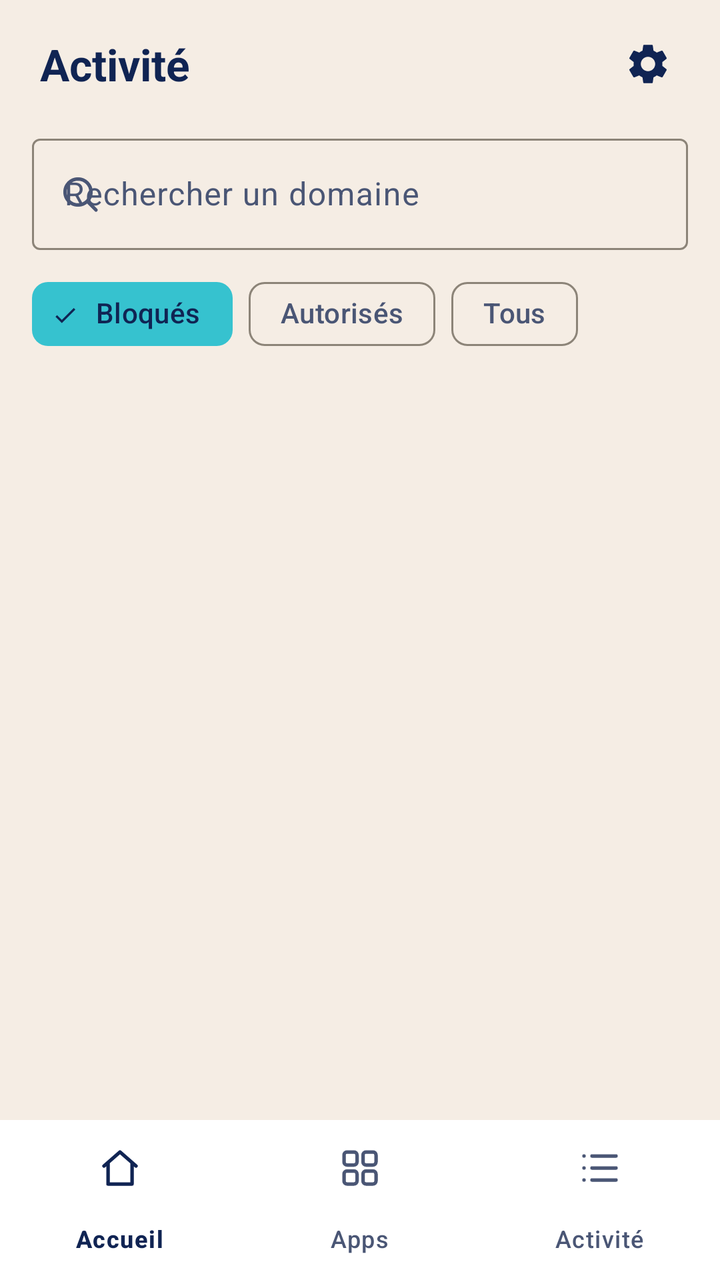
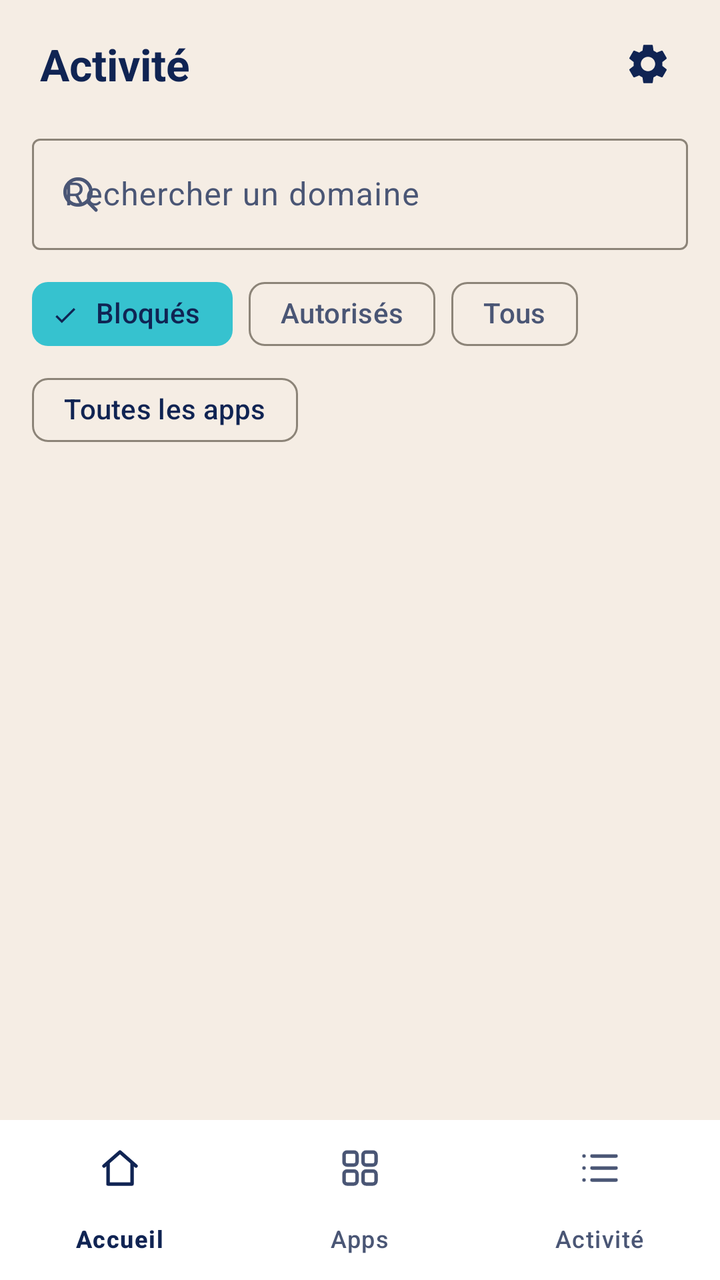

Before-and-after screenshots of an Android layout around one commit, followed by the original layout XML and the change that was made.
<!-- AndroidManifest.xml: application theme Theme.AKeeper -->
<!-- res/layout/screen_activity.xml -->
<?xml version="1.0" encoding="utf-8"?>
<LinearLayout xmlns:android="http://schemas.android.com/apk/res/android"
    xmlns:app="http://schemas.android.com/apk/res-auto"
    android:id="@+id/root"
    android:layout_width="match_parent"
    android:layout_height="match_parent"
    android:orientation="vertical">

    <LinearLayout
        android:layout_width="match_parent"
        android:layout_height="64dp"
        android:gravity="center_vertical"
        android:orientation="horizontal">

        <TextView
            android:layout_width="0dp"
            android:layout_height="wrap_content"
            android:layout_marginStart="20dp"
            android:layout_weight="1"
            android:accessibilityHeading="true"
            android:text="@string/activity_title"
            android:textAppearance="?attr/textAppearanceTitleLarge"
            android:textColor="?attr/colorOnSurface"
            android:textStyle="bold" />

        <ImageButton
            android:id="@+id/settings_button"
            android:layout_width="48dp"
            android:layout_height="48dp"
            android:layout_marginEnd="12dp"
            android:background="?attr/selectableItemBackgroundBorderless"
            android:contentDescription="@string/settings_open"
            android:src="@drawable/ic_settings"
            app:tint="?attr/colorOnSurface" />
    </LinearLayout>

    <com.google.android.material.textfield.TextInputLayout
        style="@style/Widget.Material3.TextInputLayout.OutlinedBox"
        android:layout_width="match_parent"
        android:layout_height="wrap_content"
        android:layout_marginHorizontal="16dp"
        android:hint="@string/activity_search_hint"
        app:startIconDrawable="@drawable/ic_search">

        <com.google.android.material.textfield.TextInputEditText
            android:id="@+id/activity_search"
            android:layout_width="match_parent"
            android:layout_height="wrap_content"
            android:importantForAutofill="no"
            android:inputType="text"
            android:maxLines="1" />
    </com.google.android.material.textfield.TextInputLayout>

    <com.google.android.material.chip.ChipGroup
        android:id="@+id/activity_scopes"
        android:layout_width="match_parent"
        android:layout_height="wrap_content"
        android:layout_marginHorizontal="16dp"
        android:layout_marginTop="8dp"
        app:checkedChip="@id/activity_scope_blocked"
        app:selectionRequired="true"
        app:singleSelection="true">

        <com.google.android.material.chip.Chip
            android:id="@+id/activity_scope_blocked"
            style="@style/Widget.Material3.Chip.Filter"
            android:layout_width="wrap_content"
            android:layout_height="wrap_content"
            android:text="@string/activity_scope_blocked" />

        <com.google.android.material.chip.Chip
            android:id="@+id/activity_scope_allowed"
            style="@style/Widget.Material3.Chip.Filter"
            android:layout_width="wrap_content"
            android:layout_height="wrap_content"
            android:text="@string/activity_scope_allowed" />

        <com.google.android.material.chip.Chip
            android:id="@+id/activity_scope_all"
            style="@style/Widget.Material3.Chip.Filter"
            android:layout_width="wrap_content"
            android:layout_height="wrap_content"
            android:text="@string/activity_scope_all" />
    </com.google.android.material.chip.ChipGroup>

    <TextView
        android:id="@+id/activity_summary"
        android:layout_width="match_parent"
        android:layout_height="wrap_content"
        android:layout_marginHorizontal="20dp"
        android:layout_marginTop="4dp"
        android:textAppearance="?attr/textAppearanceBodyMedium"
        android:textColor="?attr/colorOnSurfaceVariant" />

    <LinearLayout
        android:id="@+id/activity_empty"
        android:layout_width="match_parent"
        android:layout_height="wrap_content"
        android:gravity="center_horizontal"
        android:orientation="vertical"
        android:padding="24dp"
        android:visibility="gone">

        <TextView
            android:id="@+id/activity_empty_text"
            android:layout_width="wrap_content"
            android:layout_height="wrap_content"
            android:text="@string/activity_empty"
            android:textAppearance="?attr/textAppearanceBodyMedium"
            android:textColor="?attr/colorOnSurfaceVariant" />

        <com.google.android.material.button.MaterialButton
            android:id="@+id/activity_enable"
            style="@style/Widget.Material3.Button.OutlinedButton"
            android:layout_width="wrap_content"
            android:layout_height="48dp"
            android:layout_marginTop="12dp"
            android:text="@string/activity_enable"
            android:visibility="gone" />
    </LinearLayout>

    <androidx.recyclerview.widget.RecyclerView
        android:id="@+id/activity_list"
        android:layout_width="match_parent"
        android:layout_height="0dp"
        android:layout_weight="1"
        android:clipToPadding="false"
        android:paddingVertical="8dp" />

    <TextView
        android:id="@+id/activity_footer"
        android:layout_width="match_parent"
        android:layout_height="wrap_content"
        android:gravity="center"
        android:paddingVertical="8dp"
        android:textAppearance="?attr/textAppearanceBodySmall"
        android:textColor="?attr/colorOnSurfaceVariant" />

    <com.google.android.material.bottomnavigation.BottomNavigationView
        android:id="@+id/bottom_nav"
        android:layout_width="match_parent"
        android:layout_height="wrap_content"
        app:menu="@menu/bottom_nav" />
</LinearLayout>
<!-- resources referenced by this layout -->
<resources>
  <!-- drawable ic_search (drawable) -->
  <vector xmlns:android="http://schemas.android.com/apk/res/android"
      android:width="24dp"
      android:height="24dp"
      android:viewportWidth="24"
      android:viewportHeight="24">
      <path
          android:pathData="M11,4.5a6.5,6.5 0,1 1,0 13a6.5,6.5 0,1 1,0 -13zM16,16l4,4"
          android:strokeWidth="1.75"
          android:strokeColor="@android:color/white"
          android:strokeLineCap="round"
          android:strokeLineJoin="round" />
  </vector>
  <!-- drawable ic_settings (drawable) -->
  <vector xmlns:android="http://schemas.android.com/apk/res/android"
      android:width="24dp"
      android:height="24dp"
      android:viewportWidth="24"
      android:viewportHeight="24">
      <path
          android:fillColor="@android:color/white"
          android:pathData="M19.14,12.94c0.04,-0.3 0.06,-0.61 0.06,-0.94c0,-0.32 -0.02,-0.64 -0.07,-0.94l2.03,-1.58c0.18,-0.14 0.23,-0.41 0.12,-0.61l-1.92,-3.32c-0.12,-0.22 -0.37,-0.29 -0.59,-0.22l-2.39,0.96c-0.5,-0.38 -1.03,-0.7 -1.62,-0.94L14.4,2.81c-0.04,-0.24 -0.24,-0.41 -0.48,-0.41h-3.84c-0.24,0 -0.43,0.17 -0.47,0.41L9.25,5.35C8.66,5.59 8.12,5.92 7.63,6.29L5.24,5.33c-0.22,-0.08 -0.47,0 -0.59,0.22L2.74,8.87C2.62,9.08 2.66,9.34 2.86,9.48l2.03,1.58C4.84,11.36 4.8,11.69 4.8,12s0.02,0.64 0.07,0.94l-2.03,1.58c-0.18,0.14 -0.23,0.41 -0.12,0.61l1.92,3.32c0.12,0.22 0.37,0.29 0.59,0.22l2.39,-0.96c0.5,0.38 1.03,0.7 1.62,0.94l0.36,2.54c0.05,0.24 0.24,0.41 0.48,0.41h3.84c0.24,0 0.44,-0.17 0.47,-0.41l0.36,-2.54c0.59,-0.24 1.13,-0.56 1.62,-0.94l2.39,0.96c0.22,0.08 0.47,0 0.59,-0.22l1.92,-3.32c0.12,-0.22 0.07,-0.47 -0.12,-0.61L19.14,12.94zM12,15.6c-1.98,0 -3.6,-1.62 -3.6,-3.6s1.62,-3.6 3.6,-3.6s3.6,1.62 3.6,3.6S13.98,15.6 12,15.6z" />
  </vector>
  <string name="activity_empty">Rien à afficher pour l\'instant</string>
  <string name="activity_enable">Activer</string>
  <string name="activity_scope_all">Tous</string>
  <string name="activity_scope_allowed">Autorisés</string>
  <string name="activity_scope_blocked">Bloqués</string>
  <string name="activity_search_hint">Rechercher un domaine</string>
  <string name="activity_title">Activité</string>
  <string name="settings_open">Réglages</string>
  <color name="akeeper_primary">@color/akeeper_midnight</color>
  <color name="akeeper_on_primary">@color/akeeper_ivory</color>
  <color name="akeeper_turquoise">#FF36C2CF</color>
  <color name="akeeper_midnight">#FF102453</color>
  <color name="akeeper_link">@color/akeeper_turquoise_text</color>
  <color name="akeeper_background">@color/akeeper_ivory</color>
  <color name="akeeper_on_background">@color/akeeper_midnight</color>
  <color name="akeeper_on_background_variant">@color/akeeper_slate</color>
  <color name="akeeper_card">@color/akeeper_white</color>
  <color name="akeeper_outline">@color/akeeper_taupe</color>
  <color name="akeeper_outline_variant">@color/akeeper_sand</color>
  <style name="Widget.AKeeper.Switch" parent="Widget.Material3.CompoundButton.MaterialSwitch">
          <item name="trackTint">@color/akeeper_switch_track</item>
          <item name="thumbTint">@color/akeeper_switch_thumb</item>
          <item name="trackDecorationTint">@color/akeeper_switch_track_decoration</item>
      </style>
  <color name="akeeper_ivory">#FFF5EDE4</color>
  <color name="akeeper_turquoise_text">#FF0B6B75</color>
  <color name="akeeper_slate">#FF4A5675</color>
  <color name="akeeper_white">#FFFFFFFF</color>
  <color name="akeeper_taupe">#FF8C8478</color>
  <color name="akeeper_sand">#FFE2D8CC</color>
  <!-- unchanged entries left out for length: 1 -->
</resources>

<!-- the commit's change to res/layout/screen_activity.xml (unified diff, before → after) -->
@@ -83,6 +83,14 @@
             android:text="@string/activity_scope_all" />
     </com.google.android.material.chip.ChipGroup>
 
+    <com.google.android.material.chip.Chip
+        android:id="@+id/activity_app_chip"
+        style="@style/Widget.Material3.Chip.Assist"
+        android:layout_width="wrap_content"
+        android:layout_height="wrap_content"
+        android:layout_marginHorizontal="16dp"
+        android:text="@string/activity_all_apps" />
+
     <TextView
         android:id="@+id/activity_summary"
         android:layout_width="match_parent"
<!-- resource entries referenced after the edit -->
@@ -23,6 +23,7 @@
           android:fillColor="@android:color/white"
           android:pathData="M19.14,12.94c0.04,-0.3 0.06,-0.61 0.06,-0.94c0,-0.32 -0.02,-0.64 -0.07,-0.94l2.03,-1.58c0.18,-0.14 0.23,-0.41 0.12,-0.61l-1.92,-3.32c-0.12,-0.22 -0.37,-0.29 -0.59,-0.22l-2.39,0.96c-0.5,-0.38 -1.03,-0.7 -1.62,-0.94L14.4,2.81c-0.04,-0.24 -0.24,-0.41 -0.48,-0.41h-3.84c-0.24,0 -0.43,0.17 -0.47,0.41L9.25,5.35C8.66,5.59 8.12,5.92 7.63,6.29L5.24,5.33c-0.22,-0.08 -0.47,0 -0.59,0.22L2.74,8.87C2.62,9.08 2.66,9.34 2.86,9.48l2.03,1.58C4.84,11.36 4.8,11.69 4.8,12s0.02,0.64 0.07,0.94l-2.03,1.58c-0.18,0.14 -0.23,0.41 -0.12,0.61l1.92,3.32c0.12,0.22 0.37,0.29 0.59,0.22l2.39,-0.96c0.5,0.38 1.03,0.7 1.62,0.94l0.36,2.54c0.05,0.24 0.24,0.41 0.48,0.41h3.84c0.24,0 0.44,-0.17 0.47,-0.41l0.36,-2.54c0.59,-0.24 1.13,-0.56 1.62,-0.94l2.39,0.96c0.22,0.08 0.47,0 0.59,-0.22l1.92,-3.32c0.12,-0.22 0.07,-0.47 -0.12,-0.61L19.14,12.94zM12,15.6c-1.98,0 -3.6,-1.62 -3.6,-3.6s1.62,-3.6 3.6,-3.6s3.6,1.62 3.6,3.6S13.98,15.6 12,15.6z" />
   </vector>
+  <string name="activity_all_apps">Toutes les apps</string>
   <string name="activity_empty">Rien à afficher pour l\'instant</string>
   <string name="activity_enable">Activer</string>
   <string name="activity_scope_all">Tous</string>
